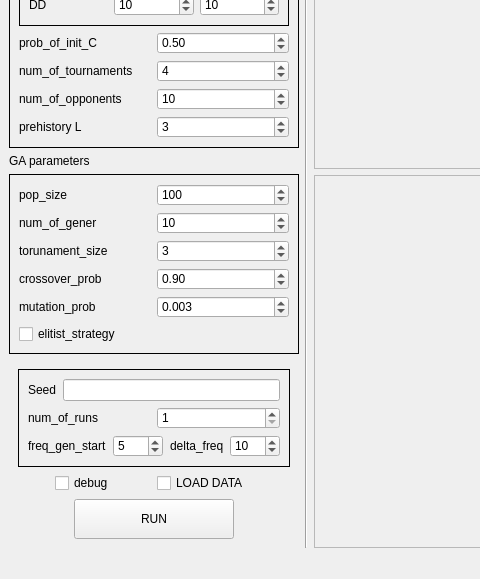
Qt form ain_code/ui/main_window.ui (fishija/prisoners-dilemma) before a commit; both pictures show x 0 to 480 and y 213 to 792 of the 1038 by 792 pixel window.
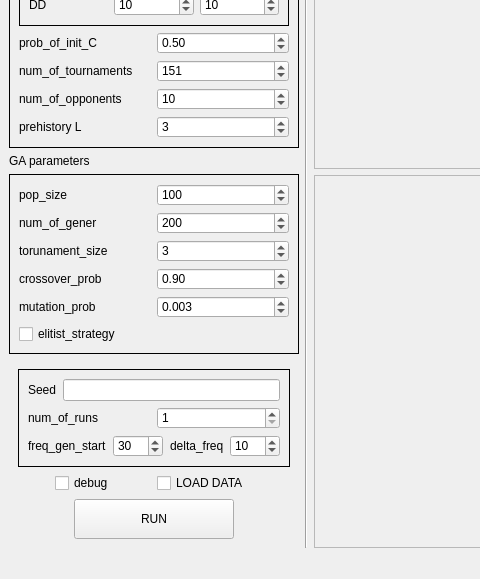
The same form after that commit.

```diff
--- a/ain_code/ui/main_window.ui
+++ b/ain_code/ui/main_window.ui
@@ -280,7 +280,7 @@
               <number>1000</number>
              </property>
              <property name="value">
-              <number>4</number>
+              <number>151</number>
              </property>
             </widget>
            </item>
@@ -438,7 +438,7 @@
               <number>999999999</number>
              </property>
              <property name="value">
-              <number>10</number>
+              <number>200</number>
              </property>
             </widget>
            </item>
@@ -614,7 +614,7 @@
                  <number>1000</number>
                 </property>
                 <property name="value">
-                 <number>5</number>
+                 <number>30</number>
                 </property>
                </widget>
               </item>
```
